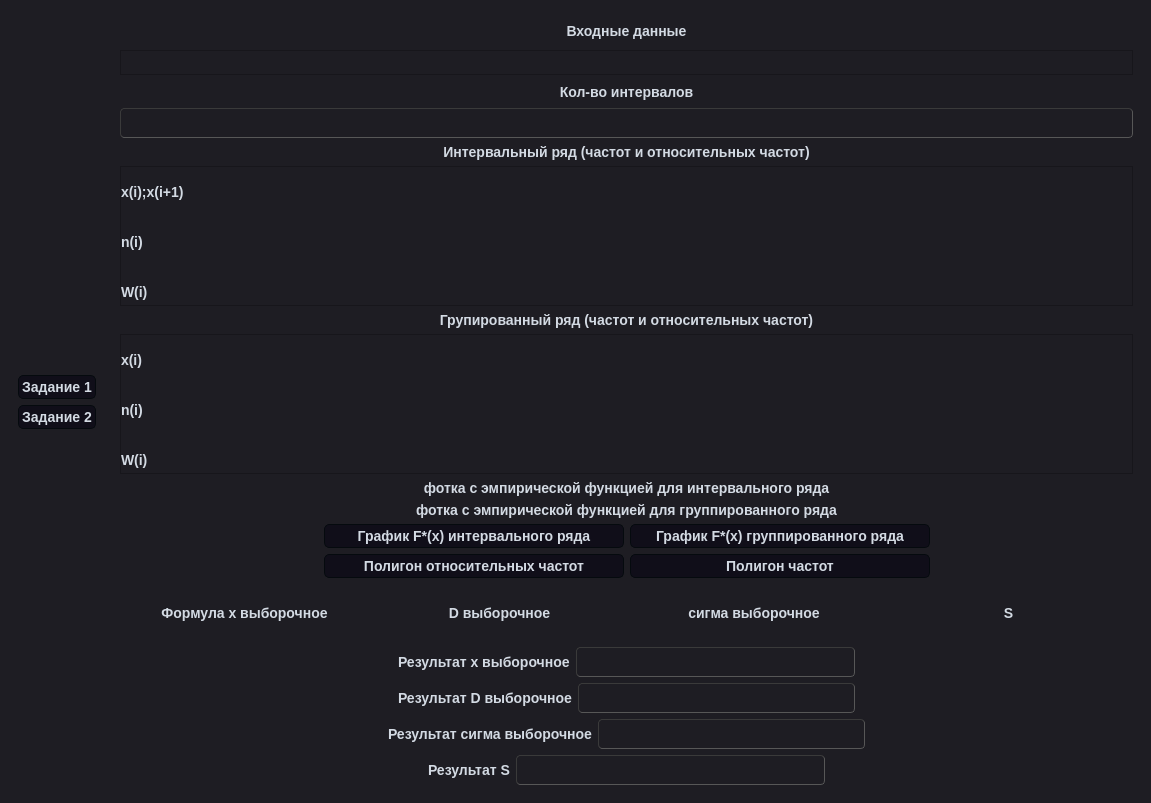
Qt form interface.ui (T-LORE/tv_lr6) before a commit.
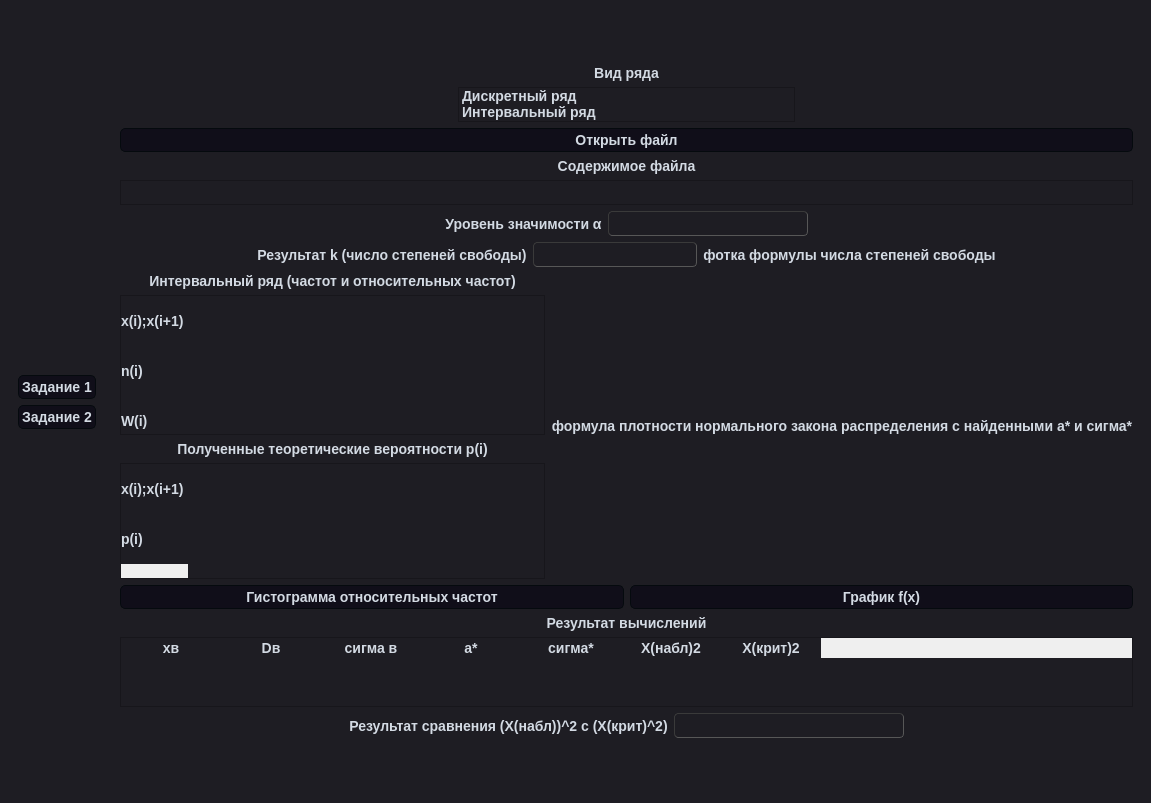
The same form after that commit. The open tabs and pages were chosen to show the change.

Commit message: Удалил из интерфейса лишнюю 3 страницу

```diff
--- a/interface.ui
+++ b/interface.ui
@@ -1531,676 +1531,6 @@
         </item>
        </layout>
       </widget>
-      <widget class="QWidget" name="page_3">
-       <layout class="QGridLayout" name="gridLayout_4">
-        <item row="4" column="0">
-         <layout class="QVBoxLayout" name="verticalLayout_39">
-          <item>
-           <widget class="QLabel" name="label_61">
-            <property name="text">
-             <string>фотка с эмпирической функцией для интервального ряда</string>
-            </property>
-            <property name="alignment">
-             <set>Qt::AlignCenter</set>
-            </property>
-           </widget>
-          </item>
-          <item>
-           <widget class="QLabel" name="label_62">
-            <property name="text">
-             <string>фотка с эмпирической функцией для группированного ряда</string>
-            </property>
-            <property name="alignment">
-             <set>Qt::AlignCenter</set>
-            </property>
-           </widget>
-          </item>
-          <item>
-           <layout class="QHBoxLayout" name="horizontalLayout_41">
-            <item>
-             <spacer name="horizontalSpacer_49">
-              <property name="orientation">
-               <enum>Qt::Horizontal</enum>
-              </property>
-              <property name="sizeHint" stdset="0">
-               <size>
-                <width>40</width>
-                <height>20</height>
-               </size>
-              </property>
-             </spacer>
-            </item>
-            <item>
-             <widget class="QPushButton" name="pushButton_5">
-              <property name="minimumSize">
-               <size>
-                <width>300</width>
-                <height>0</height>
-               </size>
-              </property>
-              <property name="maximumSize">
-               <size>
-                <width>300</width>
-                <height>16777215</height>
-               </size>
-              </property>
-              <property name="text">
-               <string>График F*(x) интервального ряда</string>
-              </property>
-             </widget>
-            </item>
-            <item>
-             <widget class="QPushButton" name="empiricalFunctionBtn_6">
-              <property name="minimumSize">
-               <size>
-                <width>300</width>
-                <height>0</height>
-               </size>
-              </property>
-              <property name="maximumSize">
-               <size>
-                <width>300</width>
-                <height>16777215</height>
-               </size>
-              </property>
-              <property name="text">
-               <string>График F*(x) группированного ряда</string>
-              </property>
-             </widget>
-            </item>
-            <item>
-             <spacer name="horizontalSpacer_50">
-              <property name="orientation">
-               <enum>Qt::Horizontal</enum>
-              </property>
-              <property name="sizeHint" stdset="0">
-               <size>
-                <width>40</width>
-                <height>20</height>
-               </size>
-              </property>
-             </spacer>
-            </item>
-           </layout>
-          </item>
-         </layout>
-        </item>
-        <item row="5" column="0">
-         <layout class="QHBoxLayout" name="polygonLayout_2">
-          <item>
-           <spacer name="horizontalSpacer_51">
-            <property name="orientation">
-             <enum>Qt::Horizontal</enum>
-            </property>
-            <property name="sizeHint" stdset="0">
-             <size>
-              <width>40</width>
-              <height>20</height>
-             </size>
-            </property>
-           </spacer>
-          </item>
-          <item>
-           <widget class="QPushButton" name="relativeFrequencyPolygonBtn_6">
-            <property name="minimumSize">
-             <size>
-              <width>300</width>
-              <height>0</height>
-             </size>
-            </property>
-            <property name="maximumSize">
-             <size>
-              <width>300</width>
-              <height>16777215</height>
-             </size>
-            </property>
-            <property name="text">
-             <string>Полигон относительных частот</string>
-            </property>
-           </widget>
-          </item>
-          <item>
-           <widget class="QPushButton" name="frequencyPolygonBtn_6">
-            <property name="minimumSize">
-             <size>
-              <width>300</width>
-              <height>0</height>
-             </size>
-            </property>
-            <property name="maximumSize">
-             <size>
-              <width>300</width>
-              <height>16777215</height>
-             </size>
-            </property>
-            <property name="text">
-             <string>Полигон частот</string>
-            </property>
-           </widget>
-          </item>
-          <item>
-           <spacer name="horizontalSpacer_52">
-            <property name="orientation">
-             <enum>Qt::Horizontal</enum>
-            </property>
-            <property name="sizeHint" stdset="0">
-             <size>
-              <width>40</width>
-              <height>20</height>
-             </size>
-            </property>
-           </spacer>
-          </item>
-         </layout>
-        </item>
-        <item row="0" column="0">
-         <layout class="QVBoxLayout" name="verticalLayout_37">
-          <item>
-           <widget class="QLabel" name="label_56">
-            <property name="layoutDirection">
-             <enum>Qt::LeftToRight</enum>
-            </property>
-            <property name="text">
-             <string>Входные данные</string>
-            </property>
-            <property name="alignment">
-             <set>Qt::AlignCenter</set>
-            </property>
-           </widget>
-          </item>
-          <item>
-           <widget class="QTextEdit" name="fileBuffer_6">
-            <property name="sizePolicy">
-             <sizepolicy hsizetype="Minimum" vsizetype="Minimum">
-              <horstretch>0</horstretch>
-              <verstretch>0</verstretch>
-             </sizepolicy>
-            </property>
-            <property name="maximumSize">
-             <size>
-              <width>16777215</width>
-              <height>25</height>
-             </size>
-            </property>
-            <property name="verticalScrollBarPolicy">
-             <enum>Qt::ScrollBarAlwaysOff</enum>
-            </property>
-            <property name="horizontalScrollBarPolicy">
-             <enum>Qt::ScrollBarAlwaysOff</enum>
-            </property>
-            <property name="readOnly">
-             <bool>false</bool>
-            </property>
-            <property name="html">
-             <string>&lt;!DOCTYPE HTML PUBLIC &quot;-//W3C//DTD HTML 4.0//EN&quot; &quot;http://www.w3.org/TR/REC-html40/strict.dtd&quot;&gt;
-&lt;html&gt;&lt;head&gt;&lt;meta name=&quot;qrichtext&quot; content=&quot;1&quot; /&gt;&lt;meta charset=&quot;utf-8&quot; /&gt;&lt;style type=&quot;text/css&quot;&gt;
-p, li { white-space: pre-wrap; }
-hr { height: 1px; border-width: 0; }
-li.unchecked::marker { content: &quot;\2610&quot;; }
-li.checked::marker { content: &quot;\2612&quot;; }
-&lt;/style&gt;&lt;/head&gt;&lt;body style=&quot; font-family:'Arial','sans-serif'; font-size:14px; font-weight:700; font-style:normal;&quot;&gt;
-&lt;p style=&quot;-qt-paragraph-type:empty; margin-top:0px; margin-bottom:0px; margin-left:0px; margin-right:0px; -qt-block-indent:0; text-indent:0px;&quot;&gt;&lt;br /&gt;&lt;/p&gt;&lt;/body&gt;&lt;/html&gt;</string>
-            </property>
-           </widget>
-          </item>
-         </layout>
-        </item>
-        <item row="2" column="0">
-         <layout class="QVBoxLayout" name="verticalLayout_42">
-          <item>
-           <widget class="QLabel" name="label_65">
-            <property name="layoutDirection">
-             <enum>Qt::LeftToRight</enum>
-            </property>
-            <property name="text">
-             <string>Интервальный ряд (частот и относительных частот)</string>
-            </property>
-            <property name="alignment">
-             <set>Qt::AlignCenter</set>
-            </property>
-           </widget>
-          </item>
-          <item>
-           <widget class="QTableWidget" name="rowsTable_10">
-            <property name="sizePolicy">
-             <sizepolicy hsizetype="Minimum" vsizetype="Minimum">
-              <horstretch>0</horstretch>
-              <verstretch>0</verstretch>
-             </sizepolicy>
-            </property>
-            <property name="minimumSize">
-             <size>
-              <width>0</width>
-              <height>0</height>
-             </size>
-            </property>
-            <property name="maximumSize">
-             <size>
-              <width>16777215</width>
-              <height>140</height>
-             </size>
-            </property>
-            <property name="verticalScrollBarPolicy">
-             <enum>Qt::ScrollBarAlwaysOff</enum>
-            </property>
-            <property name="horizontalScrollBarPolicy">
-             <enum>Qt::ScrollBarAsNeeded</enum>
-            </property>
-            <property name="editTriggers">
-             <set>QAbstractItemView::NoEditTriggers</set>
-            </property>
-            <property name="gridStyle">
-             <enum>Qt::SolidLine</enum>
-            </property>
-            <property name="sortingEnabled">
-             <bool>false</bool>
-            </property>
-            <property name="wordWrap">
-             <bool>true</bool>
-            </property>
-            <property name="cornerButtonEnabled">
-             <bool>false</bool>
-            </property>
-            <property name="columnCount">
-             <number>0</number>
-            </property>
-            <attribute name="horizontalHeaderVisible">
-             <bool>false</bool>
-            </attribute>
-            <attribute name="horizontalHeaderCascadingSectionResizes">
-             <bool>false</bool>
-            </attribute>
-            <attribute name="horizontalHeaderMinimumSectionSize">
-             <number>20</number>
-            </attribute>
-            <attribute name="horizontalHeaderDefaultSectionSize">
-             <number>80</number>
-            </attribute>
-            <attribute name="horizontalHeaderHighlightSections">
-             <bool>true</bool>
-            </attribute>
-            <attribute name="verticalHeaderVisible">
-             <bool>true</bool>
-            </attribute>
-            <attribute name="verticalHeaderDefaultSectionSize">
-             <number>50</number>
-            </attribute>
-            <row>
-             <property name="text">
-              <string>x(i);x(i+1)</string>
-             </property>
-            </row>
-            <row>
-             <property name="text">
-              <string>n(i)</string>
-             </property>
-            </row>
-            <row>
-             <property name="text">
-              <string>W(i)</string>
-             </property>
-            </row>
-           </widget>
-          </item>
-         </layout>
-        </item>
-        <item row="3" column="0">
-         <layout class="QVBoxLayout" name="verticalLayout_41">
-          <item>
-           <widget class="QLabel" name="label_64">
-            <property name="layoutDirection">
-             <enum>Qt::LeftToRight</enum>
-            </property>
-            <property name="text">
-             <string>Групированный ряд (частот и относительных частот)</string>
-            </property>
-            <property name="alignment">
-             <set>Qt::AlignCenter</set>
-            </property>
-           </widget>
-          </item>
-          <item>
-           <widget class="QTableWidget" name="rowsTable_9">
-            <property name="sizePolicy">
-             <sizepolicy hsizetype="Minimum" vsizetype="Minimum">
-              <horstretch>0</horstretch>
-              <verstretch>0</verstretch>
-             </sizepolicy>
-            </property>
-            <property name="minimumSize">
-             <size>
-              <width>0</width>
-              <height>0</height>
-             </size>
-            </property>
-            <property name="maximumSize">
-             <size>
-              <width>16777215</width>
-              <height>140</height>
-             </size>
-            </property>
-            <property name="verticalScrollBarPolicy">
-             <enum>Qt::ScrollBarAlwaysOff</enum>
-            </property>
-            <property name="horizontalScrollBarPolicy">
-             <enum>Qt::ScrollBarAsNeeded</enum>
-            </property>
-            <property name="editTriggers">
-             <set>QAbstractItemView::NoEditTriggers</set>
-            </property>
-            <property name="gridStyle">
-             <enum>Qt::SolidLine</enum>
-            </property>
-            <property name="sortingEnabled">
-             <bool>false</bool>
-            </property>
-            <property name="wordWrap">
-             <bool>true</bool>
-            </property>
-            <property name="cornerButtonEnabled">
-             <bool>false</bool>
-            </property>
-            <property name="columnCount">
-             <number>0</number>
-            </property>
-            <attribute name="horizontalHeaderVisible">
-             <bool>false</bool>
-            </attribute>
-            <attribute name="horizontalHeaderCascadingSectionResizes">
-             <bool>false</bool>
-            </attribute>
-            <attribute name="horizontalHeaderMinimumSectionSize">
-             <number>20</number>
-            </attribute>
-            <attribute name="horizontalHeaderDefaultSectionSize">
-             <number>50</number>
-            </attribute>
-            <attribute name="horizontalHeaderHighlightSections">
-             <bool>true</bool>
-            </attribute>
-            <attribute name="verticalHeaderVisible">
-             <bool>true</bool>
-            </attribute>
-            <attribute name="verticalHeaderDefaultSectionSize">
-             <number>50</number>
-            </attribute>
-            <row>
-             <property name="text">
-              <string>x(i)</string>
-             </property>
-            </row>
-            <row>
-             <property name="text">
-              <string>n(i)</string>
-             </property>
-            </row>
-            <row>
-             <property name="text">
-              <string>W(i)</string>
-             </property>
-            </row>
-           </widget>
-          </item>
-         </layout>
-        </item>
-        <item row="6" column="0">
-         <layout class="QHBoxLayout" name="horizontalLayout_36">
-          <item>
-           <widget class="QLabel" name="formulaX_6">
-            <property name="text">
-             <string>Формула x выборочное</string>
-            </property>
-            <property name="alignment">
-             <set>Qt::AlignCenter</set>
-            </property>
-           </widget>
-          </item>
-          <item>
-           <widget class="QLabel" name="formulaD_6">
-            <property name="text">
-             <string>D выборочное</string>
-            </property>
-            <property name="alignment">
-             <set>Qt::AlignCenter</set>
-            </property>
-           </widget>
-          </item>
-          <item>
-           <widget class="QLabel" name="formulaSigma_6">
-            <property name="text">
-             <string>сигма выборочное</string>
-            </property>
-            <property name="alignment">
-             <set>Qt::AlignCenter</set>
-            </property>
-           </widget>
-          </item>
-          <item>
-           <widget class="QLabel" name="formulaS_6">
-            <property name="text">
-             <string>S</string>
-            </property>
-            <property name="alignment">
-             <set>Qt::AlignCenter</set>
-            </property>
-           </widget>
-          </item>
-         </layout>
-        </item>
-        <item row="7" column="0">
-         <layout class="QVBoxLayout" name="verticalLayout_38">
-          <item>
-           <layout class="QHBoxLayout" name="horizontalLayout_37">
-            <item>
-             <spacer name="horizontalSpacer_41">
-              <property name="orientation">
-               <enum>Qt::Horizontal</enum>
-              </property>
-              <property name="sizeHint" stdset="0">
-               <size>
-                <width>40</width>
-                <height>20</height>
-               </size>
-              </property>
-             </spacer>
-            </item>
-            <item>
-             <widget class="QLabel" name="label_57">
-              <property name="text">
-               <string>Результат х выборочное</string>
-              </property>
-             </widget>
-            </item>
-            <item>
-             <widget class="QLineEdit" name="lineX_7">
-              <property name="alignment">
-               <set>Qt::AlignCenter</set>
-              </property>
-              <property name="readOnly">
-               <bool>true</bool>
-              </property>
-             </widget>
-            </item>
-            <item>
-             <spacer name="horizontalSpacer_42">
-              <property name="orientation">
-               <enum>Qt::Horizontal</enum>
-              </property>
-              <property name="sizeHint" stdset="0">
-               <size>
-                <width>40</width>
-                <height>20</height>
-               </size>
-              </property>
-             </spacer>
-            </item>
-           </layout>
-          </item>
-          <item>
-           <layout class="QHBoxLayout" name="horizontalLayout_38">
-            <item>
-             <spacer name="horizontalSpacer_43">
-              <property name="orientation">
-               <enum>Qt::Horizontal</enum>
-              </property>
-              <property name="sizeHint" stdset="0">
-               <size>
-                <width>40</width>
-                <height>20</height>
-               </size>
-              </property>
-             </spacer>
-            </item>
-            <item>
-             <widget class="QLabel" name="label_58">
-              <property name="text">
-               <string>Результат D выборочное</string>
-              </property>
-             </widget>
-            </item>
-            <item>
-             <widget class="QLineEdit" name="lineD_7">
-              <property name="alignment">
-               <set>Qt::AlignCenter</set>
-              </property>
-              <property name="readOnly">
-               <bool>true</bool>
-              </property>
-             </widget>
-            </item>
-            <item>
-             <spacer name="horizontalSpacer_44">
-              <property name="orientation">
-               <enum>Qt::Horizontal</enum>
-              </property>
-              <property name="sizeHint" stdset="0">
-               <size>
-                <width>40</width>
-                <height>20</height>
-               </size>
-              </property>
-             </spacer>
-            </item>
-           </layout>
-          </item>
-          <item>
-           <layout class="QHBoxLayout" name="horizontalLayout_39">
-            <item>
-             <spacer name="horizontalSpacer_45">
-              <property name="orientation">
-               <enum>Qt::Horizontal</enum>
-              </property>
-              <property name="sizeHint" stdset="0">
-               <size>
-                <width>40</width>
-                <height>20</height>
-               </size>
-              </property>
-             </spacer>
-            </item>
-            <item>
-             <widget class="QLabel" name="label_59">
-              <property name="text">
-               <string>Результат сигма выборочное</string>
-              </property>
-             </widget>
-            </item>
-            <item>
-             <widget class="QLineEdit" name="lineSigma_7">
-              <property name="alignment">
-               <set>Qt::AlignCenter</set>
-              </property>
-              <property name="readOnly">
-               <bool>true</bool>
-              </property>
-             </widget>
-            </item>
-            <item>
-             <spacer name="horizontalSpacer_46">
-              <property name="orientation">
-               <enum>Qt::Horizontal</enum>
-              </property>
-              <property name="sizeHint" stdset="0">
-               <size>
-                <width>40</width>
-                <height>20</height>
-               </size>
-              </property>
-             </spacer>
-            </item>
-           </layout>
-          </item>
-          <item>
-           <layout class="QHBoxLayout" name="horizontalLayout_40">
-            <item>
-             <spacer name="horizontalSpacer_47">
-              <property name="orientation">
-               <enum>Qt::Horizontal</enum>
-              </property>
-              <property name="sizeHint" stdset="0">
-               <size>
-                <width>40</width>
-                <height>20</height>
-               </size>
-              </property>
-             </spacer>
-            </item>
-            <item>
-             <widget class="QLabel" name="label_60">
-              <property name="text">
-               <string>Результат S</string>
-              </property>
-             </widget>
-            </item>
-            <item>
-             <widget class="QLineEdit" name="lineS_7">
-              <property name="text">
-               <string/>
-              </property>
-              <property name="alignment">
-               <set>Qt::AlignCenter</set>
-              </property>
-              <property name="readOnly">
-               <bool>true</bool>
-              </property>
-             </widget>
-            </item>
-            <item>
-             <spacer name="horizontalSpacer_48">
-              <property name="orientation">
-               <enum>Qt::Horizontal</enum>
-              </property>
-              <property name="sizeHint" stdset="0">
-               <size>
-                <width>40</width>
-                <height>20</height>
-               </size>
-              </property>
-             </spacer>
-            </item>
-           </layout>
-          </item>
-         </layout>
-        </item>
-        <item row="1" column="0">
-         <layout class="QVBoxLayout" name="verticalLayout_40">
-          <item>
-           <widget class="QLabel" name="label_63">
-            <property name="text">
-             <string>Кол-во интервалов</string>
-            </property>
-            <property name="alignment">
-             <set>Qt::AlignCenter</set>
-            </property>
-           </widget>
-          </item>
-          <item>
-           <widget class="QLineEdit" name="lineEdit_5"/>
-          </item>
-         </layout>
-        </item>
-       </layout>
-      </widget>
      </widget>
     </item>
     <item row="0" column="0">
```
Left out of the diff: 2 changed lines with no effect on the pictures.
